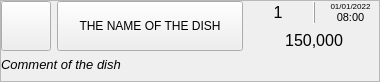
The window that Waiter/dishitem.ui (End1-1/Cafe5) describes before a commit, drawn with Qt 5.
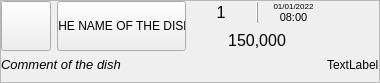
The same window after the commit. Custom widgets are drawn as their Qt base class.

```diff
--- a/Waiter/dishitem.ui
+++ b/Waiter/dishitem.ui
@@ -7,7 +7,7 @@
     <x>0</x>
     <y>0</y>
     <width>380</width>
-    <height>82</height>
+    <height>83</height>
    </rect>
   </property>
   <property name="sizePolicy">
@@ -75,11 +75,11 @@
        <number>0</number>
       </property>
       <item>
-       <layout class="QVBoxLayout" name="verticalLayout_2">
+       <layout class="QGridLayout" name="gridLayout_2">
         <property name="sizeConstraint">
          <enum>QLayout::SetMinimumSize</enum>
         </property>
-        <item>
+        <item row="0" column="0">
          <widget class="QWidget" name="wrow1" native="true">
           <property name="sizePolicy">
            <sizepolicy hsizetype="Preferred" vsizetype="Minimum">
@@ -190,7 +190,6 @@
                 <property name="font">
                  <font>
                   <pointsize>12</pointsize>
-                  <weight>50</weight>
                   <bold>false</bold>
                  </font>
                 </property>
@@ -253,7 +252,17 @@
           </layout>
          </widget>
         </item>
-        <item>
+        <item row="2" column="0">
+         <widget class="QWidget" name="wmodificators" native="true">
+          <property name="sizePolicy">
+           <sizepolicy hsizetype="Preferred" vsizetype="Minimum">
+            <horstretch>0</horstretch>
+            <verstretch>0</verstretch>
+           </sizepolicy>
+          </property>
+         </widget>
+        </item>
+        <item row="1" column="0">
          <widget class="QLabel" name="lbComment">
           <property name="sizePolicy">
            <sizepolicy hsizetype="Preferred" vsizetype="Minimum">
@@ -275,13 +284,10 @@
           </property>
          </widget>
         </item>
-        <item>
-         <widget class="QWidget" name="wmodificators" native="true">
-          <property name="sizePolicy">
-           <sizepolicy hsizetype="Preferred" vsizetype="Minimum">
-            <horstretch>0</horstretch>
-            <verstretch>0</verstretch>
-           </sizepolicy>
+        <item row="1" column="1">
+         <widget class="QLabel" name="label">
+          <property name="text">
+           <string>TextLabel</string>
           </property>
          </widget>
         </item>
```
